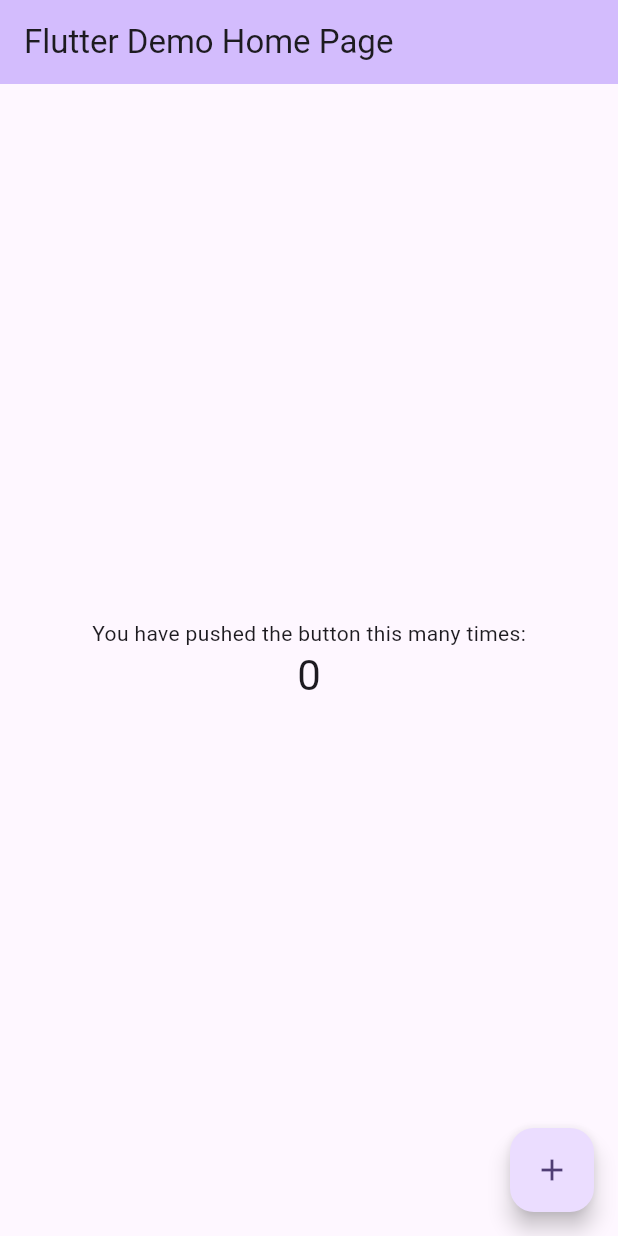
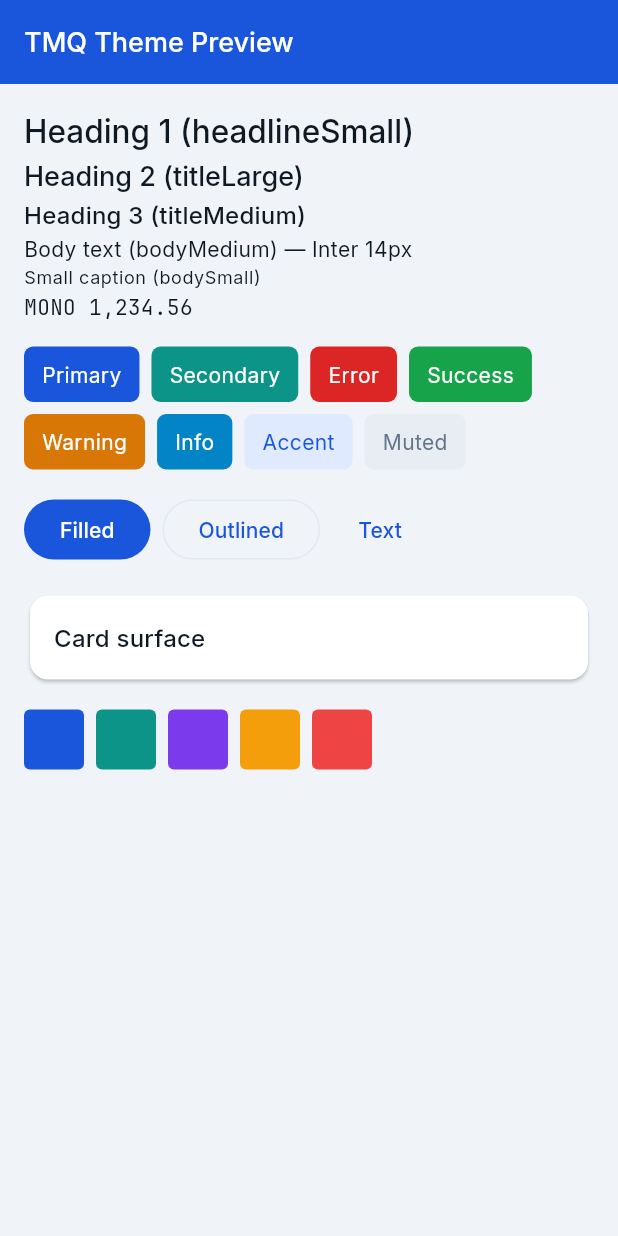
Before and after one commit to projectinshahi/TMQ-ERP-Frontend, a Flutter app: the screen it shows after launch, on a phone screen of 412 x 824 dp. Run offline on Flutter 3.47's test engine with Material 3 defaults, Android fonts, the phone set to English and light mode, and no system bars.

Commit message:
feat: implement centralized design system tokens and theme configuration

```diff
--- a/lib/main.dart
+++ b/lib/main.dart
@@ -1,4 +1,9 @@
 import 'package:flutter/material.dart';
+
+import 'theme/app_color_extension.dart';
+import 'theme/app_dimens.dart';
+import 'theme/app_theme.dart';
+import 'theme/app_typography.dart';
 
 void main() {
   runApp(const MyApp());
@@ -7,115 +12,110 @@ void main() {
 class MyApp extends StatelessWidget {
   const MyApp({super.key});
 
-  // This widget is the root of your application.
   @override
   Widget build(BuildContext context) {
     return MaterialApp(
-      title: 'Flutter Demo',
-      theme: ThemeData(
-        // This is the theme of your application.
-        //
-        // TRY THIS: Try running your application with "flutter run". You'll see
-        // the application has a purple toolbar. Then, without quitting the app,
-        // try changing the seedColor in the colorScheme below to Colors.green
-        // and then invoke "hot reload" (save your changes or press the "hot
-        // reload" button in a Flutter-supported IDE, or press "r" if you used
-        // the command line to start the app).
-        //
-        // Notice that the counter didn't reset back to zero; the application
-        // state is not lost during the reload. To reset the state, use hot
-        // restart instead.
-        //
-        // This works for code too, not just values: Most code changes can be
-        // tested with just a hot reload.
-        colorScheme: .fromSeed(seedColor: Colors.deepPurple),
-      ),
-      home: const MyHomePage(title: 'Flutter Demo Home Page'),
+      title: 'TMQ ERP',
+      theme: AppTheme.light,
+      darkTheme: AppTheme.dark,
+      themeMode: ThemeMode.system,
+      home: const ThemePreviewPage(),
     );
   }
 }
 
-class MyHomePage extends StatefulWidget {
-  const MyHomePage({super.key, required this.title});
-
-  // This widget is the home page of your application. It is stateful, meaning
-  // that it has a State object (defined below) that contains fields that affect
-  // how it looks.
-
-  // This class is the configuration for the state. It holds the values (in this
-  // case the title) provided by the parent (in this case the App widget) and
-  // used by the build method of the State. Fields in a Widget subclass are
-  // always marked "final".
-
-  final String title;
-
-  @override
-  State<MyHomePage> createState() => _MyHomePageState();
-}
-
-class _MyHomePageState extends State<MyHomePage> {
-  int _counter = 0;
-
-  void _incrementCounter() {
-    setState(() {
-      // This call to setState tells the Flutter framework that something has
-      // changed in this State, which causes it to rerun the build method below
-      // so that the display can reflect the updated values. If we changed
-      // _counter without calling setState(), then the build method would not be
-      // called again, and so nothing would appear to happen.
-      _counter++;
-    });
-  }
+/// Temporary screen to verify the extracted theme renders correctly.
+/// Replace with the real app shell once theming is confirmed.
+class ThemePreviewPage extends StatelessWidget {
+  const ThemePreviewPage({super.key});
 
   @override
   Widget build(BuildContext context) {
-    // This method is rerun every time setState is called, for instance as done
-    // by the _incrementCounter method above.
-    //
-    // The Flutter framework has been optimized to make rerunning build methods
-    // fast, so that you can just rebuild anything that needs updating rather
-    // than having to individually change instances of widgets.
+    final theme = Theme.of(context);
+    final scheme = theme.colorScheme;
+    final ext = theme.extension<AppColorExtension>()!;
+
+    Widget swatch(String label, Color bg, Color fg) {
+      return Container(
+        padding: const EdgeInsets.symmetric(
+          horizontal: AppSpacing.md,
+          vertical: AppSpacing.sm,
+        ),
+        decoration: BoxDecoration(
+          color: bg,
+          borderRadius: BorderRadius.circular(AppRadius.md),
+        ),
+        child: Text(label, style: TextStyle(color: fg)),
+      );
+    }
+
     return Scaffold(
       appBar: AppBar(
-        // TRY THIS: Try changing the color here to a specific color (to
-        // Colors.amber, perhaps?) and trigger a hot reload to see the AppBar
-        // change color while the other colors stay the same.
-        backgroundColor: Theme.of(context).colorScheme.inversePrimary,
-        // Here we take the value from the MyHomePage object that was created by
-        // the App.build method, and use it to set our appbar title.
-        title: Text(widget.title),
+        backgroundColor: scheme.primary,
+        foregroundColor: scheme.onPrimary,
+        title: const Text('TMQ Theme Preview'),
       ),
-      body: Center(
-        // Center is a layout widget. It takes a single child and positions it
-        // in the middle of the parent.
-        child: Column(
-          // Column is also a layout widget. It takes a list of children and
-          // arranges them vertically. By default, it sizes itself to fit its
-          // children horizontally, and tries to be as tall as its parent.
-          //
-          // Column has various properties to control how it sizes itself and
-          // how it positions its children. Here we use mainAxisAlignment to
-          // center the children vertically; the main axis here is the vertical
-          // axis because Columns are vertical (the cross axis would be
-          // horizontal).
-          //
-          // TRY THIS: Invoke "debug painting" (choose the "Toggle Debug Paint"
-          // action in the IDE, or press "p" in the console), to see the
-          // wireframe for each widget.
-          mainAxisAlignment: .center,
-          children: [
-            const Text('You have pushed the button this many times:'),
-            Text(
-              '$_counter',
-              style: Theme.of(context).textTheme.headlineMedium,
+      body: ListView(
+        padding: const EdgeInsets.all(AppSpacing.lg),
+        children: [
+          Text('Heading 1 (headlineSmall)', style: theme.textTheme.headlineSmall),
+          Text('Heading 2 (titleLarge)', style: theme.textTheme.titleLarge),
+          Text('Heading 3 (titleMedium)', style: theme.textTheme.titleMedium),
+          Text('Body text (bodyMedium) — Inter 14px', style: theme.textTheme.bodyMedium),
+          Text('Small caption (bodySmall)', style: theme.textTheme.bodySmall),
+          Text(
+            'MONO 1,234.56',
+            style: theme.textTheme.bodyMedium
+                ?.copyWith(fontFamily: AppTypography.monoFamily),
+          ),
+          const SizedBox(height: AppSpacing.lg),
+          Wrap(
+            spacing: AppSpacing.sm,
+            runSpacing: AppSpacing.sm,
+            children: [
+              swatch('Primary', scheme.primary, scheme.onPrimary),
+              swatch('Secondary', scheme.secondary, scheme.onSecondary),
+              swatch('Error', scheme.error, scheme.onError),
+              swatch('Success', ext.success, ext.onSuccess),
+              swatch('Warning', ext.warning, ext.onWarning),
+              swatch('Info', ext.info, ext.onInfo),
+              swatch('Accent', scheme.primaryContainer, scheme.onPrimaryContainer),
+              swatch('Muted', scheme.surfaceContainerHighest, scheme.onSurfaceVariant),
+            ],
+          ),
+          const SizedBox(height: AppSpacing.lg),
+          Row(
+            children: [
+              FilledButton(onPressed: () {}, child: const Text('Filled')),
+              const SizedBox(width: AppSpacing.sm),
+              OutlinedButton(onPressed: () {}, child: const Text('Outlined')),
+              const SizedBox(width: AppSpacing.sm),
+              TextButton(onPressed: () {}, child: const Text('Text')),
+            ],
+          ),
+          const SizedBox(height: AppSpacing.lg),
+          Card(
+            child: Padding(
+              padding: const EdgeInsets.all(AppSpacing.lg),
+              child: Text('Card surface', style: theme.textTheme.titleMedium),
             ),
-          ],
-        ),
-      ),
-      floatingActionButton: FloatingActionButton(
-        onPressed: _incrementCounter,
-        tooltip: 'Increment',
-        child: const Icon(Icons.add),
+          ),
+          const SizedBox(height: AppSpacing.lg),
+          Wrap(
+            spacing: AppSpacing.sm,
+            children: [
+              for (var i = 0; i < ext.charts.length; i++)
+                Container(
+                  width: 40,
+                  height: 40,
+                  decoration: BoxDecoration(
+                    color: ext.charts[i],
+                    borderRadius: BorderRadius.circular(AppRadius.sm),
+                  ),
+                ),
+            ],
+          ),
+        ],
       ),
     );
   }
--- /dev/null
+++ b/lib/theme/app_color_extension.dart
@@ -0,0 +1,178 @@
+import 'package:flutter/material.dart';
+
+import 'app_colors.dart';
+
+/// Theme-mode-aware tokens from the TMQ design system that have no direct
+/// slot in Material's [ColorScheme]: status colors (success/warning/info),
+/// the dark sidebar palette, and the 5-color chart palette.
+///
+/// Access via `Theme.of(context).extension<AppColorExtension>()!`.
+@immutable
+class AppColorExtension extends ThemeExtension<AppColorExtension> {
+  const AppColorExtension({
+    required this.success,
+    required this.onSuccess,
+    required this.warning,
+    required this.onWarning,
+    required this.info,
+    required this.onInfo,
+    required this.sidebar,
+    required this.sidebarForeground,
+    required this.sidebarPrimary,
+    required this.sidebarPrimaryForeground,
+    required this.sidebarAccent,
+    required this.sidebarAccentForeground,
+    required this.sidebarBorder,
+    required this.sidebarRing,
+    required this.charts,
+  });
+
+  final Color success;
+  final Color onSuccess;
+  final Color warning;
+  final Color onWarning;
+  final Color info;
+  final Color onInfo;
+
+  final Color sidebar;
+  final Color sidebarForeground;
+  final Color sidebarPrimary;
+  final Color sidebarPrimaryForeground;
+  final Color sidebarAccent;
+  final Color sidebarAccentForeground;
+  final Color sidebarBorder;
+  final Color sidebarRing;
+
+  /// Chart palette (chart-1 … chart-5).
+  final List<Color> charts;
+
+  static const AppColorExtension light = AppColorExtension(
+    success: AppColors.success,
+    onSuccess: Color(0xFFFFFFFF),
+    warning: AppColors.warning,
+    onWarning: Color(0xFFFFFFFF),
+    info: AppColors.info,
+    onInfo: Color(0xFFFFFFFF),
+    sidebar: AppColors.sidebar,
+    sidebarForeground: AppColors.sidebarForeground,
+    sidebarPrimary: AppColors.sidebarPrimary,
+    sidebarPrimaryForeground: AppColors.sidebarPrimaryForeground,
+    sidebarAccent: AppColors.sidebarAccent,
+    sidebarAccentForeground: AppColors.sidebarAccentForeground,
+    sidebarBorder: AppColors.sidebarBorder,
+    sidebarRing: AppColors.sidebarRing,
+    charts: [
+      AppColors.chart1,
+      AppColors.chart2,
+      AppColors.chart3,
+      AppColors.chart4,
+      AppColors.chart5,
+    ],
+  );
+
+  static const AppColorExtension dark = AppColorExtension(
+    success: AppColorsDark.success,
+    onSuccess: Color(0xFF052E16),
+    warning: AppColorsDark.warning,
+    onWarning: Color(0xFF1F1300),
+    info: AppColorsDark.info,
+    onInfo: Color(0xFF04293A),
+    sidebar: AppColorsDark.sidebar,
+    sidebarForeground: AppColorsDark.sidebarForeground,
+    sidebarPrimary: AppColorsDark.sidebarPrimary,
+    sidebarPrimaryForeground: AppColorsDark.sidebarPrimaryForeground,
+    sidebarAccent: AppColorsDark.sidebarAccent,
+    sidebarAccentForeground: AppColorsDark.sidebarAccentForeground,
+    sidebarBorder: AppColorsDark.sidebarBorder,
+    sidebarRing: AppColorsDark.sidebarRing,
+    charts: [
+      AppColorsDark.chart1,
+      AppColorsDark.chart2,
+      AppColorsDark.chart3,
+      AppColorsDark.chart4,
+      AppColorsDark.chart5,
+    ],
+  );
+
+  @override
+  AppColorExtension copyWith({
+    Color? success,
+    Color? onSuccess,
+    Color? warning,
+    Color? onWarning,
+    Color? info,
+    Color? onInfo,
+    Color? sidebar,
+    Color? sidebarForeground,
+    Color? sidebarPrimary,
+    Color? sidebarPrimaryForeground,
+    Color? sidebarAccent,
+    Color? sidebarAccentForeground,
+    Color? sidebarBorder,
+    Color? sidebarRing,
+    List<Color>? charts,
+  }) {
+    return AppColorExtension(
+      success: success ?? this.success,
+      onSuccess: onSuccess ?? this.onSuccess,
+      warning: warning ?? this.warning,
+      onWarning: onWarning ?? this.onWarning,
+      info: info ?? this.info,
+      onInfo: onInfo ?? this.onInfo,
+      sidebar: sidebar ?? this.sidebar,
+      sidebarForeground: sidebarForeground ?? this.sidebarForeground,
+      sidebarPrimary: sidebarPrimary ?? this.sidebarPrimary,
+      sidebarPrimaryForeground:
+          sidebarPrimaryForeground ?? this.sidebarPrimaryForeground,
+      sidebarAccent: sidebarAccent ?? this.sidebarAccent,
+      sidebarAccentForeground:
+          sidebarAccentForeground ?? this.sidebarAccentForeground,
+      sidebarBorder: sidebarBorder ?? this.sidebarBorder,
+      sidebarRing: sidebarRing ?? this.sidebarRing,
+      charts: charts ?? this.charts,
+    );
+  }
+
+  @override
+  AppColorExtension lerp(covariant AppColorExtension? other, double t) {
+    if (other == null) return this;
+    return AppColorExtension(
+      success: Color.lerp(success, other.success, t)!,
+      onSuccess: Color.lerp(onSuccess, other.onSuccess, t)!,
+      warning: Color.lerp(warning, other.warning, t)!,
+      onWarning: Color.lerp(onWarning, other.onWarning, t)!,
+      info: Color.lerp(info, other.info, t)!,
+      onInfo: Color.lerp(onInfo, other.onInfo, t)!,
+      sidebar: Color.lerp(sidebar, other.sidebar, t)!,
+      sidebarForeground:
+          Color.lerp(sidebarForeground, other.sidebarForeground, t)!,
+      sidebarPrimary: Color.lerp(sidebarPrimary, other.sidebarPrimary, t)!,
+      sidebarPrimaryForeground: Color.lerp(
+        sidebarPrimaryForeground,
+        other.sidebarPrimaryForeground,
+        t,
+      )!,
+      sidebarAccent: Color.lerp(sidebarAccent, other.sidebarAccent, t)!,
+      sidebarAccentForeground: Color.lerp(
+        sidebarAccentForeground,
+        other.sidebarAccentForeground,
+        t,
+      )!,
+      sidebarBorder: Color.lerp(sidebarBorder, other.sidebarBorder, t)!,
+      sidebarRing: Color.lerp(sidebarRing, other.sidebarRing, t)!,
+      charts: _lerpColorList(charts, other.charts, t),
+    );
+  }
+
+  static List<Color> _lerpColorList(
+    List<Color> a,
+    List<Color> b,
+    double t,
+  ) {
+    final length = a.length < b.length ? a.length : b.length;
+    return List<Color>.generate(
+      length,
+      (i) => Color.lerp(a[i], b[i], t)!,
+    );
+  }
+}
--- /dev/null
+++ b/lib/theme/app_colors.dart
@@ -0,0 +1,117 @@
+import 'package:flutter/painting.dart';
+
+/// Raw color tokens extracted from the TMQ Figma Make design system
+/// (`src/styles/theme.css`).
+///
+/// [AppColors] holds the canonical light palette (verbatim from the Figma
+/// `:root` block). [AppColorsDark] is a TMQ-branded dark palette derived to
+/// keep the blue/teal brand on dark slate surfaces — it intentionally does
+/// NOT mirror the generic gray dark variant shipped in the Figma file.
+///
+/// These are plain swatches; see `app_theme.dart` for how they map onto a
+/// Material [ColorScheme] and `app_color_extension.dart` for the non-Material
+/// tokens (success/warning/info, sidebar set, chart palette).
+abstract final class AppColors {
+  // Surfaces
+  static const Color background = Color(0xFFF0F4F8);
+  static const Color foreground = Color(0xFF0F1923);
+  static const Color card = Color(0xFFFFFFFF);
+  static const Color cardForeground = Color(0xFF0F1923);
+  static const Color popover = Color(0xFFFFFFFF);
+  static const Color popoverForeground = Color(0xFF0F1923);
+
+  // Brand
+  static const Color primary = Color(0xFF1A56DB);
+  static const Color primaryForeground = Color(0xFFFFFFFF);
+  static const Color secondary = Color(0xFF0D9488);
+  static const Color secondaryForeground = Color(0xFFFFFFFF);
+
+  // Muted / accent
+  static const Color muted = Color(0xFFE8EDF3);
+  static const Color mutedForeground = Color(0xFF64748B);
+  static const Color accent = Color(0xFFE0EAFF);
+  static const Color accentForeground = Color(0xFF1A56DB);
+
+  // Feedback
+  static const Color destructive = Color(0xFFDC2626);
+  static const Color destructiveForeground = Color(0xFFFFFFFF);
+  static const Color success = Color(0xFF16A34A);
+  static const Color warning = Color(0xFFD97706);
+  static const Color info = Color(0xFF0284C7);
+
+  // Lines / inputs
+  static const Color border = Color(0xFFE2E8F0);
+  static const Color inputBackground = Color(0xFFF8FAFC);
+  static const Color switchBackground = Color(0xFFCBD5E1);
+  static const Color ring = Color(0xFF1A56DB);
+
+  // Charts
+  static const Color chart1 = Color(0xFF1A56DB);
+  static const Color chart2 = Color(0xFF0D9488);
+  static const Color chart3 = Color(0xFF7C3AED);
+  static const Color chart4 = Color(0xFFF59E0B);
+  static const Color chart5 = Color(0xFFEF4444);
+
+  // Sidebar
+  static const Color sidebar = Color(0xFF0F172A);
+  static const Color sidebarForeground = Color(0xFFE2E8F0);
+  static const Color sidebarPrimary = Color(0xFF1A56DB);
+  static const Color sidebarPrimaryForeground = Color(0xFFFFFFFF);
+  static const Color sidebarAccent = Color(0xFF1E293B);
+  static const Color sidebarAccentForeground = Color(0xFFF1F5F9);
+  static const Color sidebarBorder = Color(0xFF1E293B);
+  static const Color sidebarRing = Color(0xFF1A56DB);
+}
+
+/// TMQ-branded dark palette (derived — not the generic shadcn gray variant).
+abstract final class AppColorsDark {
+  // Surfaces
+  static const Color background = Color(0xFF0B1220);
+  static const Color foreground = Color(0xFFE2E8F0);
+  static const Color card = Color(0xFF1E293B);
+  static const Color cardForeground = Color(0xFFE2E8F0);
+  static const Color popover = Color(0xFF1E293B);
+  static const Color popoverForeground = Color(0xFFE2E8F0);
+
+  // Brand (lightened for contrast on dark surfaces)
+  static const Color primary = Color(0xFF3B82F6);
+  static const Color primaryForeground = Color(0xFFFFFFFF);
+  static const Color secondary = Color(0xFF14B8A6);
+  static const Color secondaryForeground = Color(0xFFFFFFFF);
+
+  // Muted / accent
+  static const Color muted = Color(0xFF1E293B);
+  static const Color mutedForeground = Color(0xFF94A3B8);
+  static const Color accent = Color(0xFF1E3A5F);
+  static const Color accentForeground = Color(0xFFBFDBFE);
+
+  // Feedback
+  static const Color destructive = Color(0xFFEF4444);
+  static const Color destructiveForeground = Color(0xFFFFFFFF);
+  static const Color success = Color(0xFF22C55E);
+  static const Color warning = Color(0xFFF59E0B);
+  static const Color info = Color(0xFF38BDF8);
+
+  // Lines / inputs
+  static const Color border = Color(0xFF334155);
+  static const Color inputBackground = Color(0xFF1E293B);
+  static const Color switchBackground = Color(0xFF475569);
+  static const Color ring = Color(0xFF3B82F6);
+
+  // Charts (lightened one step for dark legibility)
+  static const Color chart1 = Color(0xFF3B82F6);
+  static const Color chart2 = Color(0xFF2DD4BF);
+  static const Color chart3 = Color(0xFFA78BFA);
+  static const Color chart4 = Color(0xFFFBBF24);
+  static const Color chart5 = Color(0xFFF87171);
+
+  // Sidebar
+  static const Color sidebar = Color(0xFF0F172A);
+  static const Color sidebarForeground = Color(0xFFE2E8F0);
+  static const Color sidebarPrimary = Color(0xFF3B82F6);
+  static const Color sidebarPrimaryForeground = Color(0xFFFFFFFF);
+  static const Color sidebarAccent = Color(0xFF1E293B);
+  static const Color sidebarAccentForeground = Color(0xFFF1F5F9);
+  static const Color sidebarBorder = Color(0xFF1E293B);
+  static const Color sidebarRing = Color(0xFF3B82F6);
+}
--- /dev/null
+++ b/lib/theme/app_dimens.dart
@@ -0,0 +1,29 @@
+/// Spacing and corner-radius tokens from the TMQ Figma design system.
+///
+/// Radii derive from the Tailwind `--radius: 0.5rem` base with the
+/// sm/md/lg/xl steps (−4/−2/0/+4px), rounded to clean logical pixels.
+/// Spacing follows the Tailwind 4px grid.
+library;
+
+abstract final class AppRadius {
+  /// `--radius-sm` — small controls (chips, badges).
+  static const double sm = 4;
+
+  /// `--radius-md` — inputs, secondary buttons.
+  static const double md = 6;
+
+  /// `--radius-lg` (base `--radius`) — cards, primary buttons.
+  static const double lg = 8;
+
+  /// `--radius-xl` — modals, large surfaces.
+  static const double xl = 12;
+}
+
+abstract final class AppSpacing {
+  static const double xs = 4;
+  static const double sm = 8;
+  static const double md = 12;
+  static const double lg = 16;
+  static const double xl = 24;
+  static const double xxl = 32;
+}
--- /dev/null
+++ b/lib/theme/app_theme.dart
@@ -0,0 +1,80 @@
+import 'package:flutter/material.dart';
+
+import 'app_color_extension.dart';
+import 'app_colors.dart';
+import 'app_typography.dart';
+
+/// Material [ThemeData] for the TMQ ERP app, assembled from the design tokens
+/// extracted from the Figma Make design system.
+///
+/// Color schemes are built explicitly (not via [ColorScheme.fromSeed]) so the
+/// exact brand hexes are preserved. Non-Material tokens (status colors,
+/// sidebar, charts) are exposed through [AppColorExtension].
+abstract final class AppTheme {
+  static ThemeData get light {
+    const scheme = ColorScheme(
+      brightness: Brightness.light,
+      primary: AppColors.primary,
+      onPrimary: AppColors.primaryForeground,
+      primaryContainer: AppColors.accent,
+      onPrimaryContainer: AppColors.accentForeground,
+      secondary: AppColors.secondary,
+      onSecondary: AppColors.secondaryForeground,
+      error: AppColors.destructive,
+      onError: AppColors.destructiveForeground,
+      surface: AppColors.card,
+      onSurface: AppColors.cardForeground,
+      surfaceContainerHighest: AppColors.muted,
+      onSurfaceVariant: AppColors.mutedForeground,
+      outline: AppColors.border,
+      outlineVariant: AppColors.muted,
+    );
+
+    return _base(
+      scheme: scheme,
+      scaffoldBackground: AppColors.background,
+      extension: AppColorExtension.light,
+    );
+  }
+
+  static ThemeData get dark {
+    const scheme = ColorScheme(
+      brightness: Brightness.dark,
+      primary: AppColorsDark.primary,
+      onPrimary: AppColorsDark.primaryForeground,
+      primaryContainer: AppColorsDark.accent,
+      onPrimaryContainer: AppColorsDark.accentForeground,
+      secondary: AppColorsDark.secondary,
+      onSecondary: AppColorsDark.secondaryForeground,
+      error: AppColorsDark.destructive,
+      onError: AppColorsDark.destructiveForeground,
+      surface: AppColorsDark.card,
+      onSurface: AppColorsDark.cardForeground,
+      surfaceContainerHighest: AppColorsDark.muted,
+      onSurfaceVariant: AppColorsDark.mutedForeground,
+      outline: AppColorsDark.border,
+      outlineVariant: AppColorsDark.muted,
+    );
+
+    return _base(
+      scheme: scheme,
+      scaffoldBackground: AppColorsDark.background,
+      extension: AppColorExtension.dark,
+    );
+  }
+
+  static ThemeData _base({
+    required ColorScheme scheme,
+    required Color scaffoldBackground,
+    required AppColorExtension extension,
+  }) {
+    return ThemeData(
+      useMaterial3: true,
+      colorScheme: scheme,
+      scaffoldBackgroundColor: scaffoldBackground,
+      fontFamily: AppTypography.fontFamily,
+      textTheme: AppTypography.textTheme(scheme.onSurface),
+      extensions: <ThemeExtension<dynamic>>[extension],
+    );
+  }
+}
--- /dev/null
+++ b/lib/theme/app_typography.dart
@@ -0,0 +1,52 @@
+import 'package:flutter/material.dart';
+
+/// Typography tokens from the TMQ Figma design system.
+///
+/// Built on a 14px base (Tailwind `--font-size: 14px`) with the default
+/// Tailwind type scale and `line-height: 1.5`. Headings use weight 500
+/// (`--font-weight-medium`); body/input text uses weight 400.
+///
+/// Sizes are rounded to clean logical pixels:
+///   h1 21 · h2 18 · h3 16 · h4/label/button 14 · body 14 · small 12
+abstract final class AppTypography {
+  /// Primary UI font (bundled in `assets/fonts/`).
+  static const String fontFamily = 'Inter';
+
+  /// Monospace font for numeric/code cells (bundled in `assets/fonts/`).
+  static const String monoFamily = 'JetBrains Mono';
+
+  static const FontWeight regular = FontWeight.w400;
+  static const FontWeight medium = FontWeight.w500;
+  static const FontWeight semiBold = FontWeight.w600;
+  static const FontWeight bold = FontWeight.w700;
+
+  static const double _lineHeight = 1.5;
+
+  /// Builds the base [TextTheme]. [color] is the default text color
+  /// (foreground for the active brightness). Font family is applied at the
+  /// [ThemeData] level, so styles here only carry size/weight/height/color.
+  static TextTheme textTheme(Color color) {
+    TextStyle s(double size, FontWeight weight) => TextStyle(
+          fontSize: size,
+          fontWeight: weight,
+          height: _lineHeight,
+          color: color,
+        );
+
+    return TextTheme(
+      // Headings
+      headlineSmall: s(21, medium), // h1
+      titleLarge: s(18, medium), // h2
+      titleMedium: s(16, medium), // h3
+      titleSmall: s(14, medium), // h4 / form labels
+      // Body
+      bodyLarge: s(14, regular),
+      bodyMedium: s(14, regular), // default body
+      bodySmall: s(12, regular),
+      // Labels
+      labelLarge: s(14, medium), // button text
+      labelMedium: s(12, medium),
+      labelSmall: s(11, medium),
+    );
+  }
+}
```
Also changed, not shown: pubspec.yaml (+19 -30 lines), assets/fonts/Inter-Bold.ttf (added), assets/fonts/Inter-Medium.ttf (added), assets/fonts/Inter-Regular.ttf (added), assets/fonts/Inter-SemiBold.ttf (added), assets/fonts/JetBrainsMono-Medium.ttf (added), assets/fonts/JetBrainsMono-Regular.ttf (added), 1 other file.
